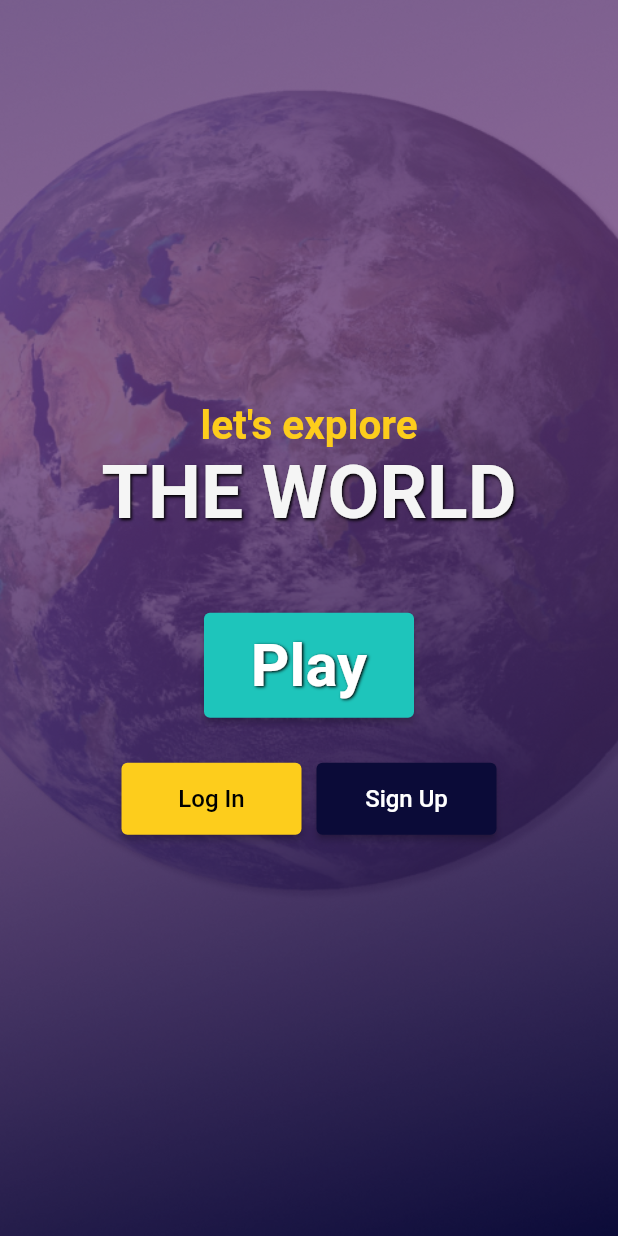
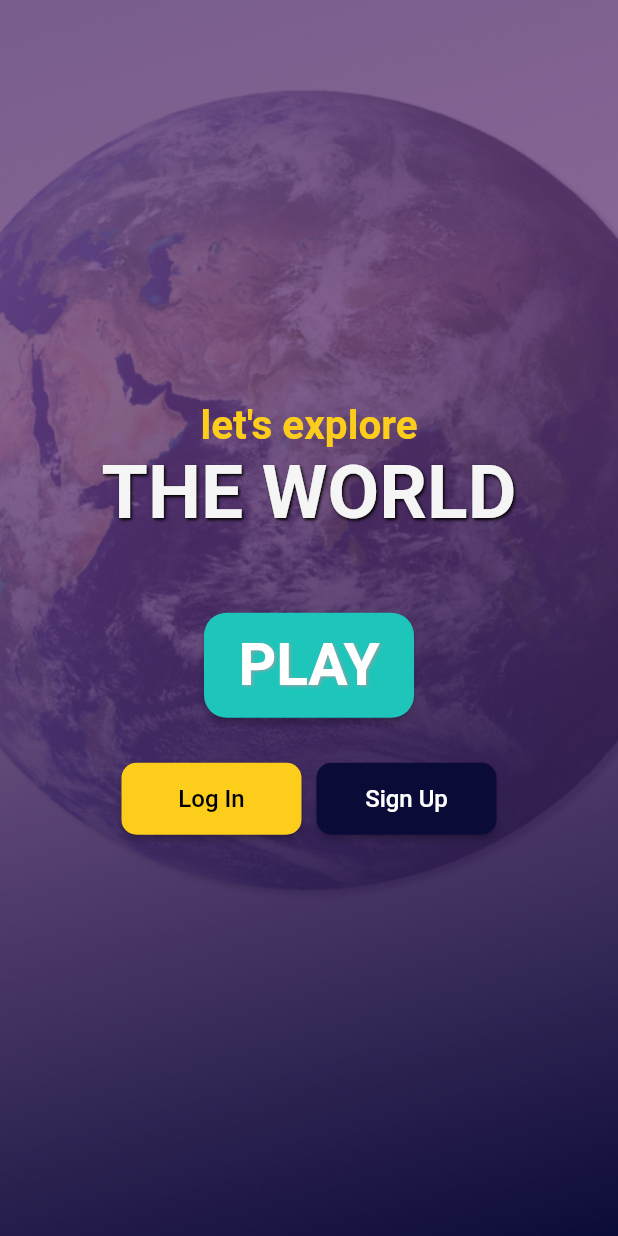
Before and after one commit to kaluluh/geoquiz, a Flutter app: the screen it shows after launch, on a phone screen of 412 x 824 dp. Run offline on Flutter 3.47's test engine with Material 2 defaults, Android fonts, the phone set to English and light mode, and no system bars; our stand-ins replace cloud_firestore, firebase_auth, firebase_core, flutter_svg, google_maps_flutter, google_sign_in; missing offline and left inert: flutter_login_facebook; accounts and stored records are empty.

Commit message:
Fixing button design on start page

```diff
--- a/lib/app/intro_page.dart
+++ b/lib/app/intro_page.dart
@@ -66,23 +66,27 @@ class IntroductionPage extends StatelessWidget with Keys {
             style: ElevatedButton.styleFrom(
               primary: Color.fromRGBO(30, 197, 187, 1),
               minimumSize: const Size(140.0, 70.0),
+              shadowColor: Colors.black,
+              shape: RoundedRectangleBorder(
+                borderRadius: BorderRadius.circular(15.0),
+              ),
             ),
             child: const Text(
-              'Play',
+              'PLAY',
               style: TextStyle(
                 shadows: <Shadow>[
                   Shadow(
                     offset: Offset(1.0, 1.0),
                     blurRadius: 2.0,
-                    color: Colors.black,
+                    color: Colors.grey,
                   ),
                 ],
-                fontSize: 40.0,
+                fontSize: 39.0,
                 fontWeight: FontWeight.bold,
               ),
             ),
           ),
-          SizedBox(
+          const SizedBox(
             height: 30.0,
           ),
           Row(
@@ -95,18 +99,26 @@ class IntroductionPage extends StatelessWidget with Keys {
                   style: ElevatedButton.styleFrom(
                     minimumSize: const Size(120.0, 48.0),
                     primary: Color.fromRGBO(253, 205, 28, 1),
+                    shadowColor: Colors.black,
+                    shape: RoundedRectangleBorder(
+                      borderRadius: BorderRadius.circular(10.0),
+                    ),
                   ),
                   child: const Text(
                     'Log In',
                     style: TextStyle(fontSize: 16.0, color: Colors.black),
                   ),
                 ),
-                SizedBox(width: 10.0),
+                const SizedBox(width: 10.0),
                 ElevatedButton(
                   onPressed: () => _openSignInPage(context, true),
                   style: ElevatedButton.styleFrom(
                     minimumSize: const Size(120.0, 48.0),
                     primary: Color.fromRGBO(11, 11, 56, 1),
+                    shadowColor: Colors.black,
+                    shape: RoundedRectangleBorder(
+                      borderRadius: BorderRadius.circular(10.0),
+                    ),
                   ),
                   child: const Text('Sign Up',
                       style: TextStyle(fontSize: 16.0, color: Colors.white)),
```
